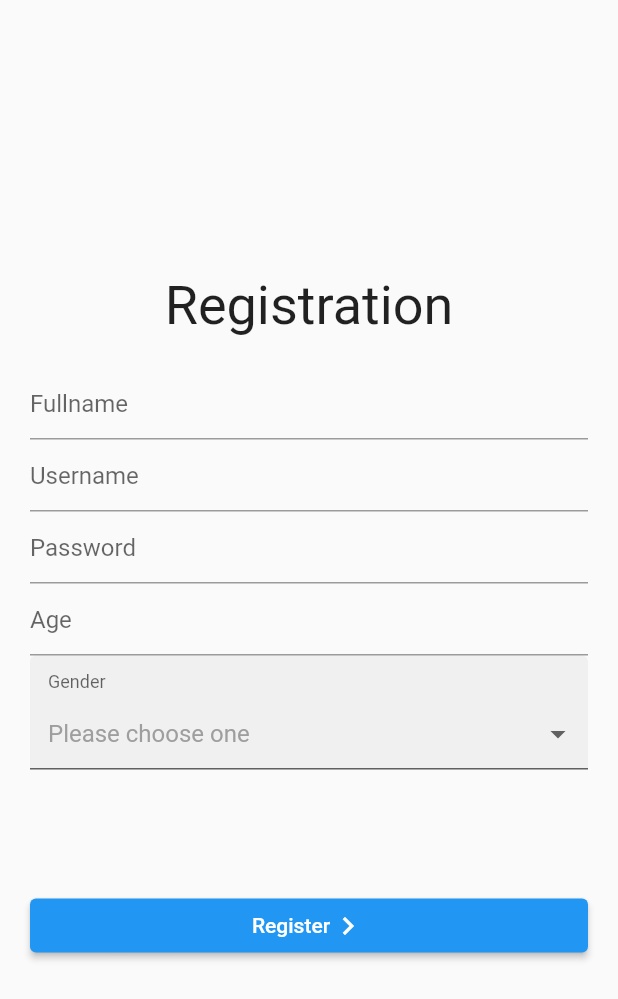
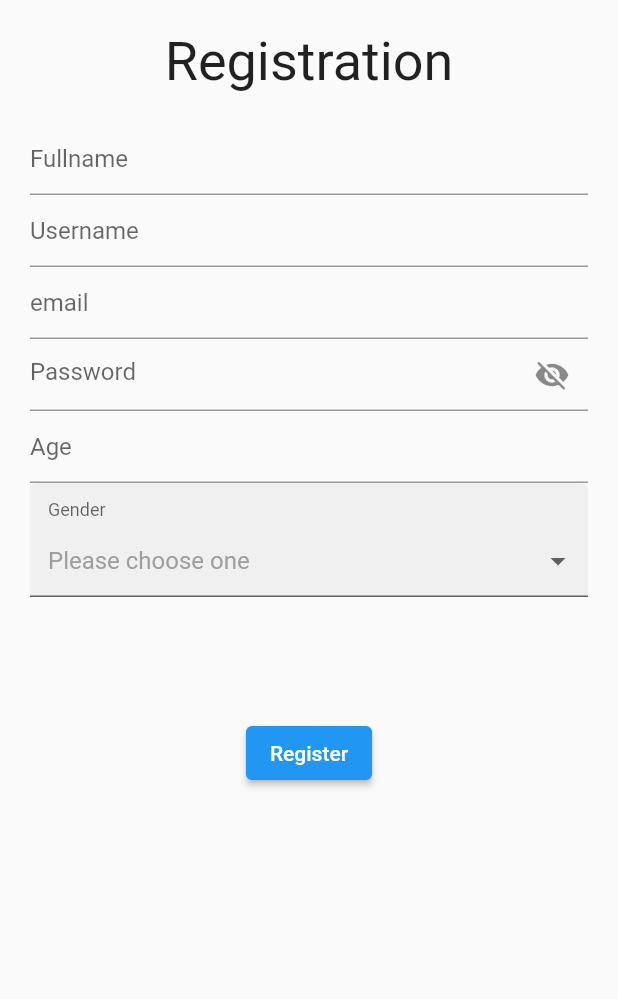
Before and after one commit to yuvraajnarula/socialApp, a Flutter app: the Registration screen opened directly, on a phone screen of 412 x 824 dp. Shown: the top 999 px of the screen. Run offline on Flutter 3.47's test engine with Material 2 defaults, Android fonts, the phone set to English and light mode, and no system bars; drawn by our look-alikes of dropdown_formfield; our stand-ins replace email_validator, firebase_auth, firebase_core; missing offline and left inert: sign_button; accounts and stored records are empty.

Commit message:
Registration

```diff
--- a/lib/main.dart
+++ b/lib/main.dart
@@ -6,6 +6,7 @@ import 'package:social_app/screens/login.dart';
 import 'package:social_app/wrapper.dart';
 import 'package:social_app/screens/registration.dart';
 import 'package:social_app/screens/login.dart';
+
 void main() {
   WidgetsFlutterBinding.ensureInitialized();
   runApp(MyApp());
@@ -27,6 +28,7 @@ class MyApp extends StatelessWidget {
               routes: {
                 '/login': (context) => LoginPage(),
                 '/feed': (context) => FeedPage(),
+                '/register': (context) => Registration(),
               },
               home: Wrapper(),
             );
--- a/lib/screens/registration.dart
+++ b/lib/screens/registration.dart
@@ -1,3 +1,5 @@
+import 'package:email_validator/email_validator.dart';
+import 'package:firebase_auth/firebase_auth.dart';
 import 'package:flutter/material.dart';
 import 'package:dropdown_formfield/dropdown_formfield.dart';
 
@@ -7,36 +9,73 @@ class Registration extends StatefulWidget {
 }
 
 class _RegistrationState extends State<Registration> {
+  final _key = GlobalKey<FormState>();
+  final _auth = FirebaseAuth.instance;
+  String email;
+  String pass;
+  bool passHidden = true;
+  bool loading;
   @override
   Widget build(BuildContext context) {
     return Scaffold(
       body: Container(
         padding: EdgeInsets.all(20.0),
         child: Form(
-            child:Column(
+          key: _key,
+          child: SingleChildScrollView(
+            child: Column(
               mainAxisAlignment: MainAxisAlignment.center,
               children: [
-                Text('Registration',style: TextStyle(
+                Text(
+                  'Registration',
+                  style: TextStyle(
                     fontSize: 36.0,
-                ),),
-                SizedBox(
-                  height: 20.0
+                  ),
+                ),
+                SizedBox(height: 20.0),
+                TextFormField(
+                  decoration: InputDecoration(hintText: 'Fullname'),
+                ),
+                TextFormField(
+                  decoration: InputDecoration(hintText: 'Username'),
+                ),
+                TextFormField(
+                  decoration: InputDecoration(hintText: 'email'),
+                  validator: (val) {
+                    if (val.isEmpty || !EmailValidator.validate(val)) {
+                      return 'Invalid Email';
+                    } else {
+                      return null;
+                    }
+                  },
+                  onSaved: (val) {
+                    email = val;
+                  },
                 ),
                 TextFormField(
                   decoration: InputDecoration(
-                    hintText: 'Fullname'
-                  ),
-                ),
-                TextFormField(
-                  decoration: InputDecoration(
-                    hintText: 'Username'
-                  ),
-                ),
-                TextFormField(
-                  decoration: InputDecoration(
-                    hintText: "Password"
-                  ),
-                  obscureText: true,
+                      hintText: "Password",
+                      suffixIcon: IconButton(
+                          onPressed: () {
+                            setState(() {
+                              passHidden = !passHidden;
+                            });
+                          },
+                          icon: Icon(passHidden
+                              ? Icons.visibility_off
+                              : Icons.visibility))),
+                  validator: (val) {
+                    if (val.isEmpty || val.length < 6) {
+                      return 'Password must be 6 characters long';
+                    } else {
+                      return null;
+                    }
+                  },
+                  onSaved: (val) {
+                    pass = val;
+                  },
+                  obscureText: passHidden,
+                  keyboardType: TextInputType.visiblePassword,
                 ),
                 TextFormField(
                   decoration: InputDecoration(
@@ -49,41 +88,49 @@ class _RegistrationState extends State<Registration> {
                   dataSource: [
                     {
                       'display': 'Male',
-                      'value' : 'Male',
+                      'value': 'Male',
                     },
                     {
                       'display': 'Female',
-                      'value' : 'Female',
+                      'value': 'Female',
                     },
                     {
                       'display': 'Non binary',
-                      'value' : 'Non binary',
+                      'value': 'Non binary',
                     },
                     {
                       'display': 'Not to say',
-                      'value':'Not to say',
+                      'value': 'Not to say',
                     }
                   ],
                   textField: 'display',
                   valueField: 'value',
-
                 ),
                 SizedBox(
-                  height:80.0,
+                  height: 80.0,
                 ),
                 ElevatedButton(
-                    onPressed: (){
-
+                    onPressed: () async {
+                      _key.currentState.save();
+                      if (_key.currentState.validate()) {
+                        setState(() {
+                          loading = true;
+                        });
+                        try {
+                          await _auth.createUserWithEmailAndPassword(
+                              email: email, password: pass);
+                        } catch (e) {
+                          print(e.toString());
+                          return 'Some Error Occured';
+                        }
+                        setState(() {
+                          loading = false;
+                        });
+                      }
                     },
-                    child: Row(
-                      mainAxisAlignment: MainAxisAlignment.center,
-                      children: [
-                       Text('Register'),
-                        Icon(Icons.chevron_right_sharp),
+                    child: Text('Register')),
               ],
             ),
-                ),
-            ],
           ),
         ),
       ),
```
Also changed, not shown: lib/screens/feed.dart (+12 -0 lines), lib/screens/login.dart (+9 -1 lines), pubspec.lock. Lines whose indentation alone changed are shown as unchanged.
